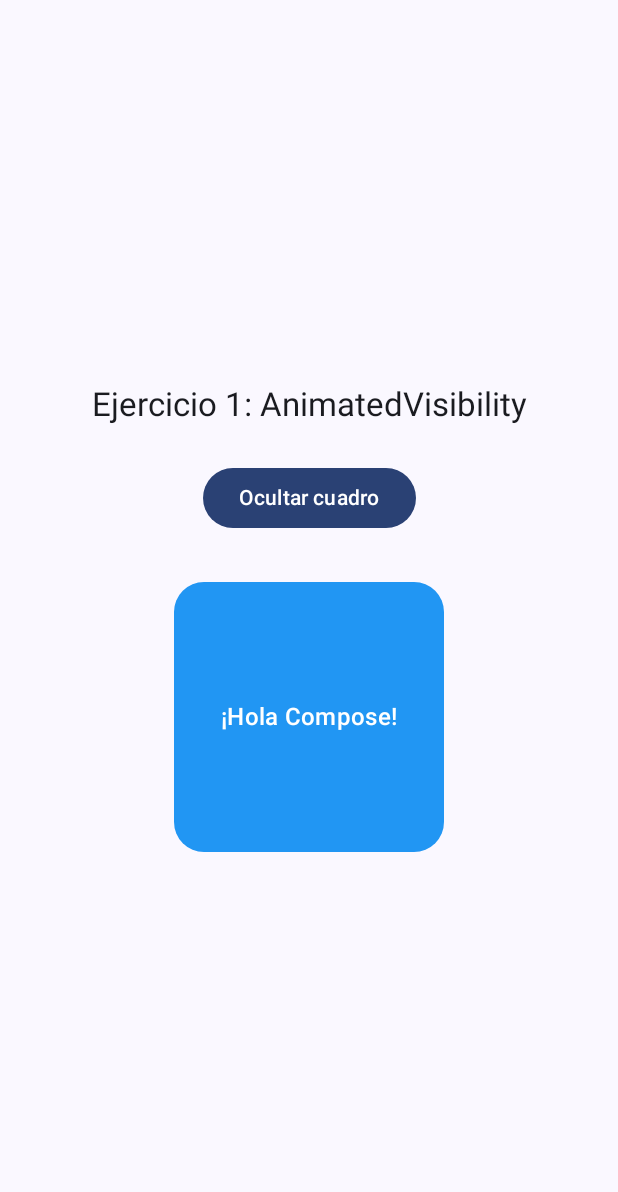
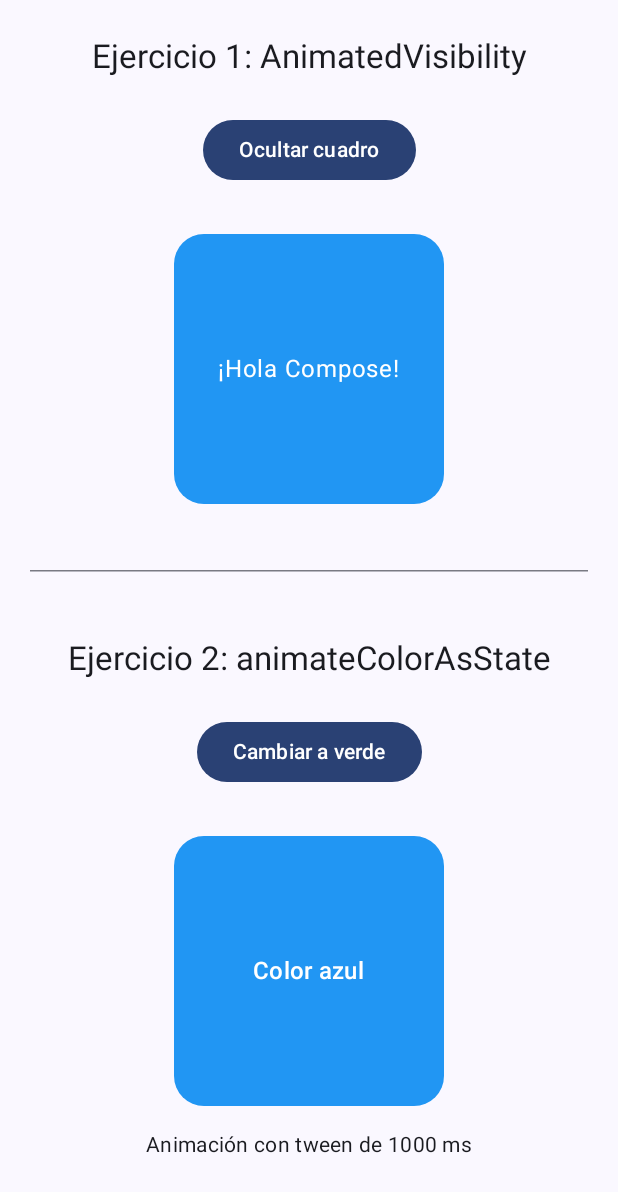
Before and after one commit to patrickvizcarra-ux/AnimacionesLab, an Android app built with Jetpack Compose: the screen it shows after launch (MainActivity), after a tap on "Mostrar cuadro", on a phone screen of 412 x 824 dp. Shown: the top 1192 px of the screen. Run offline under Robolectric (Android 15) with nearby library versions, the phone set to English and light mode, and no system bars.

Commit message:
feat: implementar animacion de color con animateColorAsState

```diff
--- a/app/src/main/java/com/tecsup/animacioneslab/MainActivity.kt
+++ b/app/src/main/java/com/tecsup/animacioneslab/MainActivity.kt
@@ -5,24 +5,18 @@ import androidx.activity.ComponentActivity
 import androidx.activity.compose.setContent
 import androidx.activity.enableEdgeToEdge
 import androidx.compose.animation.AnimatedVisibility
+import androidx.compose.animation.animateColorAsState
 import androidx.compose.animation.fadeIn
 import androidx.compose.animation.fadeOut
 import androidx.compose.animation.slideInVertically
 import androidx.compose.animation.slideOutVertically
+import androidx.compose.animation.core.tween
 import androidx.compose.foundation.background
-import androidx.compose.foundation.layout.Arrangement
-import androidx.compose.foundation.layout.Box
-import androidx.compose.foundation.layout.Column
-import androidx.compose.foundation.layout.Spacer
-import androidx.compose.foundation.layout.padding
-import androidx.compose.foundation.layout.fillMaxSize
-import androidx.compose.foundation.layout.height
-import androidx.compose.foundation.layout.size
+import androidx.compose.foundation.layout.*
+import androidx.compose.foundation.rememberScrollState
 import androidx.compose.foundation.shape.RoundedCornerShape
-import androidx.compose.material3.Button
-import androidx.compose.material3.MaterialTheme
-import androidx.compose.material3.Scaffold
-import androidx.compose.material3.Text
+import androidx.compose.foundation.verticalScroll
+import androidx.compose.material3.*
 import androidx.compose.runtime.*
 import androidx.compose.ui.Alignment
 import androidx.compose.ui.Modifier
@@ -40,11 +34,19 @@ class MainActivity : ComponentActivity() {
                 Scaffold(
                     modifier = Modifier.fillMaxSize()
                 ) { innerPadding ->
-                    Ejercicio1(
+                    Column(
                         modifier = Modifier
                             .fillMaxSize()
                             .padding(innerPadding)
-                    )
+                            .verticalScroll(rememberScrollState()),
+                        horizontalAlignment = Alignment.CenterHorizontally
+                    ) {
+                        Ejercicio1()
+                        HorizontalDivider(
+                            modifier = Modifier.padding(20.dp)
+                        )
+                        Ejercicio2()
+                    }
                 }
             }
         }
@@ -52,16 +54,16 @@ class MainActivity : ComponentActivity() {
 }
 
 @Composable
-fun Ejercicio1(modifier: Modifier = Modifier) {
-
+fun Ejercicio1() {
     var visible by remember { mutableStateOf(false) }
 
     Column(
-        modifier = modifier,
+        modifier = Modifier
+            .fillMaxWidth()
+            .padding(24.dp),
         horizontalAlignment = Alignment.CenterHorizontally,
         verticalArrangement = Arrangement.Center
     ) {
-
         Text(
             text = "Ejercicio 1: AnimatedVisibility",
             style = MaterialTheme.typography.titleLarge
@@ -88,17 +90,78 @@ fun Ejercicio1(modifier: Modifier = Modifier) {
                 modifier = Modifier
                     .size(180.dp)
                     .background(
-                        color = Color(0xFF2196F3),
-                        shape = RoundedCornerShape(20.dp)
+                        Color(0xFF2196F3),
+                        RoundedCornerShape(20.dp)
                     ),
                 contentAlignment = Alignment.Center
             ) {
                 Text(
                     text = "¡Hola Compose!",
-                    color = Color.White,
-                    style = MaterialTheme.typography.titleMedium
+                    color = Color.White
                 )
             }
         }
     }
 }
+
+@Composable
+fun Ejercicio2() {
+    var isGreen by remember { mutableStateOf(false) }
+
+    val animatedColor by animateColorAsState(
+        targetValue = if (isGreen) Color(0xFF4CAF50)
+        else Color(0xFF2196F3),
+        animationSpec = tween(
+            durationMillis = 1000
+        ),
+        label = "Cambio de color"
+    )
+
+    Column(
+        modifier = Modifier
+            .fillMaxWidth()
+            .padding(24.dp),
+        horizontalAlignment = Alignment.CenterHorizontally
+    ) {
+        Text(
+            text = "Ejercicio 2: animateColorAsState",
+            style = MaterialTheme.typography.titleLarge
+        )
+
+        Spacer(modifier = Modifier.height(24.dp))
+
+        Button(
+            onClick = { isGreen = !isGreen }
+        ) {
+            Text(
+                text = if (isGreen) "Cambiar a azul"
+                else "Cambiar a verde"
+            )
+        }
+
+        Spacer(modifier = Modifier.height(32.dp))
+
+        Box(
+            modifier = Modifier
+                .size(180.dp)
+                .background(
+                    color = animatedColor,
+                    shape = RoundedCornerShape(20.dp)
+                ),
+            contentAlignment = Alignment.Center
+        ) {
+            Text(
+                text = if (isGreen) "Color verde" else "Color azul",
+                color = Color.White,
+                style = MaterialTheme.typography.titleMedium
+            )
+        }
+
+        Spacer(modifier = Modifier.height(16.dp))
+
+        Text(
+            text = "Animación con tween de 1000 ms",
+            style = MaterialTheme.typography.bodyMedium
+        )
+    }
+}
```
